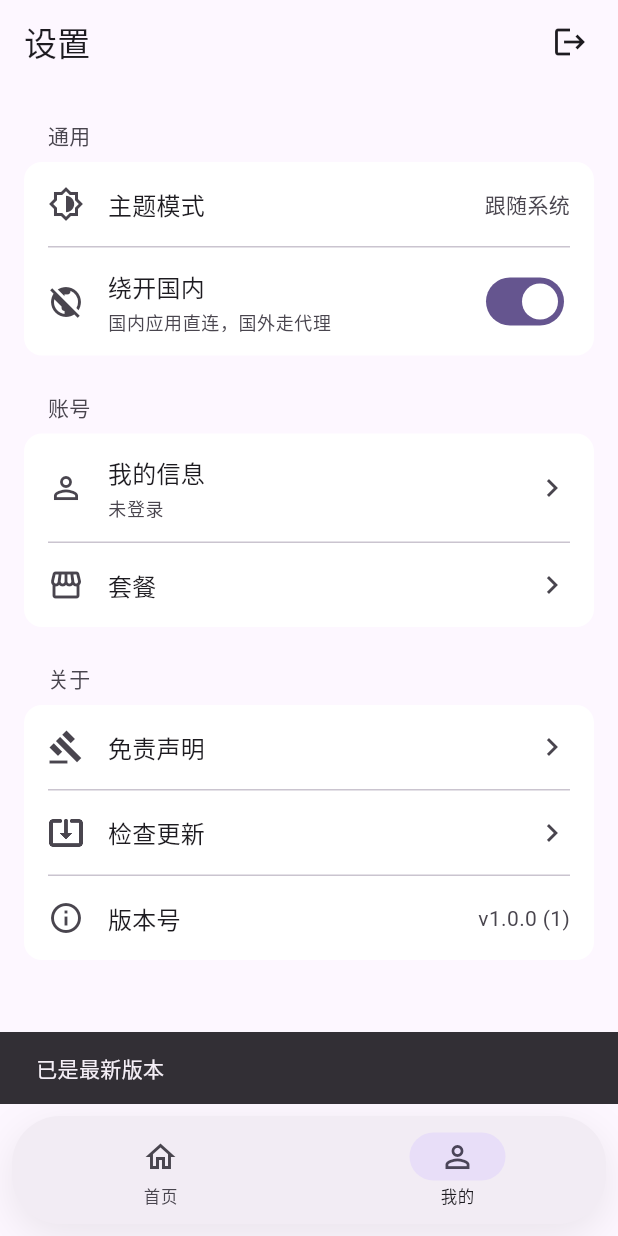
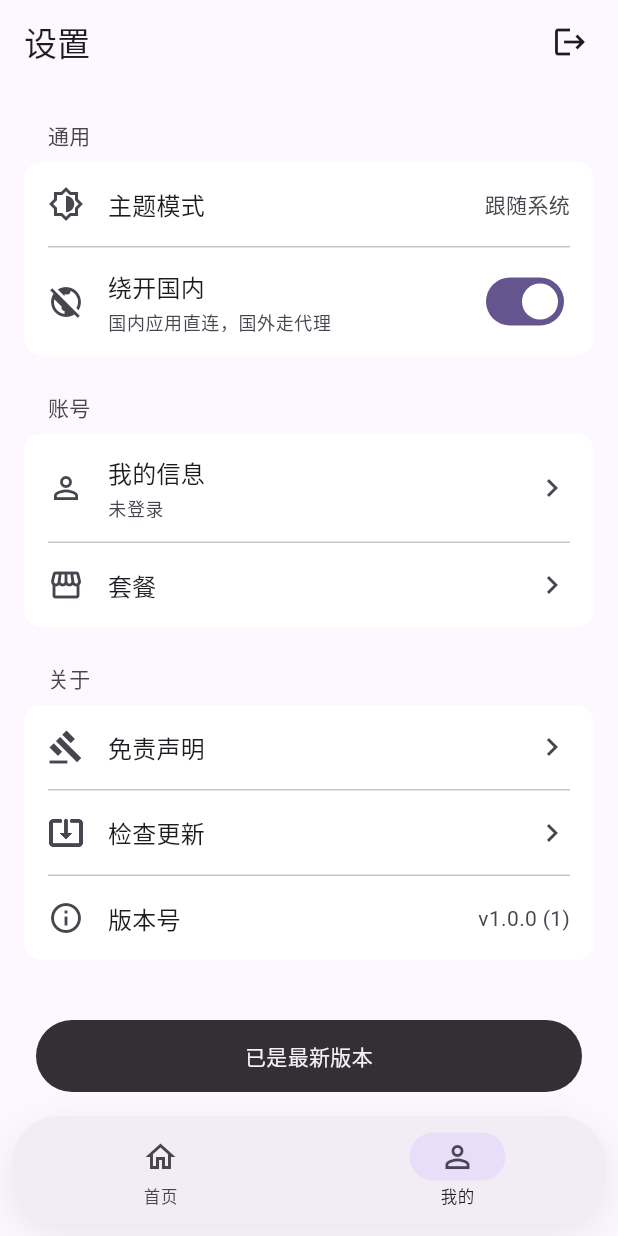
Before and after one commit to YouzSpace/3xui-hub-app, a Flutter app: the SettingsPage screen opened by its route, after a tap on "检查更新", on a phone screen of 412 x 824 dp. Run offline on Flutter 3.47's test engine with Material 3 defaults, Android fonts, the phone set to English and light mode, and no system bars; our stand-ins replace cached_network_image, dio, flutter_riverpod, flutter_secure_storage, flutter_svg, go_router and 3 more; missing offline and left inert: flutter_vless, flutter_vless_platform_interface; accounts and stored records are empty; network calls fail.

Commit message:
style(app): toast 统一美化为深色胶囊（替换默认通栏 SnackBar）

```diff
--- /dev/null
+++ b/lib/core/ui/app_toast.dart
@@ -0,0 +1,39 @@
+import 'package:flutter/material.dart';
+
+import '../theme/spacing.dart';
+
+/// 统一 Toast（美化版 SnackBar，T3.5 之后统一收口）。
+///
+/// 样式：深色胶囊（`inverseSurface` 背景 + `onInverseSurface` 文字）、
+/// 24 圆角、浮动 + 左右留边距（不再通栏贴边）、文字居中、底部安全区。
+/// 替代各页面默认的深色通栏 SnackBar。
+void showAppToast(BuildContext context, String message) {
+  final cs = Theme.of(context).colorScheme;
+  _show(ScaffoldMessenger.of(context), cs, message);
+}
+
+/// 脱离 context 的场景（页面可能已被返回键关掉，但提示仍要发生，
+/// 如支付到账结果）：显式传提前捕获的 [messenger]。
+void showAppToastWith(ScaffoldMessengerState messenger, String message) {
+  _show(messenger, Theme.of(messenger.context).colorScheme, message);
+}
+
+void _show(ScaffoldMessengerState messenger, ColorScheme cs, String message) {
+  messenger
+    ..hideCurrentSnackBar()
+    ..showSnackBar(
+      SnackBar(
+        content: Text(
+          message,
+          textAlign: TextAlign.center,
+          style: TextStyle(color: cs.onInverseSurface, fontSize: 14),
+        ),
+        behavior: SnackBarBehavior.floating,
+        backgroundColor: cs.inverseSurface,
+        shape: RoundedRectangleBorder(borderRadius: BorderRadius.circular(24)),
+        duration: const Duration(milliseconds: 2000),
+        margin: const EdgeInsets.fromLTRB(Sp.lg, 0, Sp.lg, Sp.sm),
+        elevation: 0,
+      ),
+    );
+}
--- a/lib/features/feedback/feedback_entry.dart
+++ b/lib/features/feedback/feedback_entry.dart
@@ -4,6 +4,7 @@ import 'package:flutter_riverpod/flutter_riverpod.dart';
 import '../../core/theme/spacing.dart';
 import '../announcements/site_content_providers.dart';
 import 'feedback_launcher.dart';
+import '../../core/ui/app_toast.dart';
 
 /// 设置页「意见反馈」行（T7.4）。
 ///
@@ -48,8 +49,6 @@ class FeedbackEntry extends ConsumerWidget {
   Future<void> _onTap(BuildContext context, String link) async {
     final ok = await openFeedbackLink(link);
     if (ok || !context.mounted) return;
-    ScaffoldMessenger.of(context)
-      ..hideCurrentSnackBar()
-      ..showSnackBar(const SnackBar(content: Text('无法打开链接')));
+    showAppToast(context, '无法打开链接');
   }
 }
--- a/lib/features/home/connect_area.dart
+++ b/lib/features/home/connect_area.dart
@@ -10,6 +10,7 @@ import '../../vpn/vpn_state.dart';
 import '../../widgets/connect_button.dart';
 import '../nodes/nodes_provider.dart';
 import 'home_providers.dart';
+import '../../core/ui/app_toast.dart';
 
 /// 连接区（T5.1 ②）：120dp 按钮 + 状态文字（titleMedium）+ 时长/延迟（bodySmall）。
 class ConnectArea extends ConsumerWidget {
@@ -120,7 +121,5 @@ String? _metaLine(VpnState vpn) {
 
 /// 首页通用提示（连接失败 / 禁用原因 / 状态联动）。
 void showHomeSnack(BuildContext context, String message) {
-  ScaffoldMessenger.of(context)
-    ..hideCurrentSnackBar()
-    ..showSnackBar(SnackBar(content: Text(message)));
+  showAppToast(context, message);
 }
--- a/lib/features/plans/buy_sheet.dart
+++ b/lib/features/plans/buy_sheet.dart
@@ -11,6 +11,7 @@ import '../../data/models/order.dart';
 import '../../data/models/pay_method.dart';
 import '../../data/models/plan.dart';
 import 'plans_provider.dart';
+import '../../core/ui/app_toast.dart';
 
 /// 购买弹层（T6.3）：选支付方式（RadioListTile）+ 优惠码（含「验证」）+
 /// 最终金额 + 「去支付」→ `createOrder` → 跳支付页。
@@ -127,9 +128,7 @@ class _BuySheetState extends ConsumerState<BuySheet> {
     } on ApiException catch (e) {
       if (!mounted) return;
       // 429 / 400（套餐下架、折后不足 1 元…）后端 msg 已可直接展示。
-      ScaffoldMessenger.of(context)
-        ..hideCurrentSnackBar()
-        ..showSnackBar(SnackBar(content: Text(e.message)));
+      showAppToast(context, e.message);
     } finally {
       if (mounted) setState(() => _submitting = false);
     }
--- a/lib/features/plans/plans_page.dart
+++ b/lib/features/plans/plans_page.dart
@@ -12,6 +12,7 @@ import 'buy_sheet.dart';
 import 'plan_card.dart';
 import 'plans_provider.dart';
 import 'plans_routes.dart';
+import '../../core/ui/app_toast.dart';
 
 /// 套餐页（T6.3）：AppBar「套餐」+ 右侧订单记录入口，列表为 PlanCard。
 ///
@@ -121,9 +122,7 @@ class PlansPage extends ConsumerWidget {
   }
 
   void _toast(BuildContext context, String message) {
-    ScaffoldMessenger.of(context)
-      ..hideCurrentSnackBar()
-      ..showSnackBar(SnackBar(content: Text(message)));
+    showAppToast(context, message);
   }
 }
 
--- a/lib/features/settings/settings_page.dart
+++ b/lib/features/settings/settings_page.dart
@@ -23,6 +23,7 @@ import 'settings_tiles.dart';
 import 'site_config.dart';
 import 'theme_mode_sheet.dart';
 import 'version_tap_trigger.dart';
+import '../../core/ui/app_toast.dart';
 
 /// 设置页（T8.1）：通用 / 账号 / 关于 三个分组 + 红色退出登录。
 ///
@@ -87,12 +88,9 @@ class SettingsPage extends ConsumerWidget {
 
   /// 反馈外链：外部浏览器/对应 App 打开（T7.4），打不开只提示不崩。
   Future<void> _openFeedback(BuildContext context, String link) async {
-    final messenger = ScaffoldMessenger.of(context);
     final ok = await openFeedbackLink(link);
-    if (!ok) {
-      messenger
-        ..hideCurrentSnackBar()
-        ..showSnackBar(const SnackBar(content: Text('无法打开链接')));
+    if (!ok && context.mounted) {
+      showAppToast(context, '无法打开链接');
     }
   }
 }
@@ -237,9 +235,7 @@ class _VersionTile extends ConsumerWidget {
   Future<void> _openHiddenEntry(BuildContext context, WidgetRef ref) async {
     final changed = await showHiddenApiBaseDialog(context);
     if (!changed || !context.mounted) return;
-    ScaffoldMessenger.of(context)
-      ..hideCurrentSnackBar()
-      ..showSnackBar(const SnackBar(content: Text('地址已保存，重启后生效')));
+    showAppToast(context, '地址已保存，重启后生效');
   }
 }
 
@@ -281,11 +277,8 @@ class _CheckUpdateTileState extends ConsumerState<_CheckUpdateTile> {
     if (!mounted) return;
     setState(() => _checking = false);
 
-    final messenger = ScaffoldMessenger.of(context);
     if (decision == null) {
-      messenger
-        ..hideCurrentSnackBar()
-        ..showSnackBar(const SnackBar(content: Text('已是最新版本')));
+      showAppToast(context, '已是最新版本');
       return;
     }
     // 有更新：直接弹更新框（force / optional 都由弹窗自己处理形态）。
--- a/lib/widgets/copy_field.dart
+++ b/lib/widgets/copy_field.dart
@@ -3,6 +3,7 @@ import 'package:flutter/services.dart';
 
 import '../core/theme/spacing.dart';
 import '../core/ui/motion.dart';
+import '../core/ui/app_toast.dart';
 
 /// 可复制字段（T1.7）：文本 + 复制按钮，复制成功 SnackBar 提示、
 /// 图标短暂变勾后恢复（ui-glass-motion §3.2 #9：200ms morph，2s 后恢复）。
@@ -30,9 +31,7 @@ class _CopyFieldState extends State<CopyField> {
     await Clipboard.setData(ClipboardData(text: widget.value));
     if (!mounted) return;
     setState(() => _copied = true);
-    ScaffoldMessenger.of(context)
-      ..hideCurrentSnackBar()
-      ..showSnackBar(SnackBar(content: Text(widget.copiedHint)));
+    showAppToast(context, widget.copiedHint);
     // 2s 后恢复复制图标（§3.2 #9，周期取 Motion.copyReset）。
     await Future<void>.delayed(Motion.copyReset);
     if (mounted) setState(() => _copied = false);
```
Also changed, not shown: lib/features/auth/login_page.dart (+3 -6 lines), lib/features/nodes/nodes_page.dart (+3 -6 lines), lib/features/payment/payment_webview_page.dart (+5 -12 lines), lib/features/plans/order_history_page.dart (+3 -6 lines).
